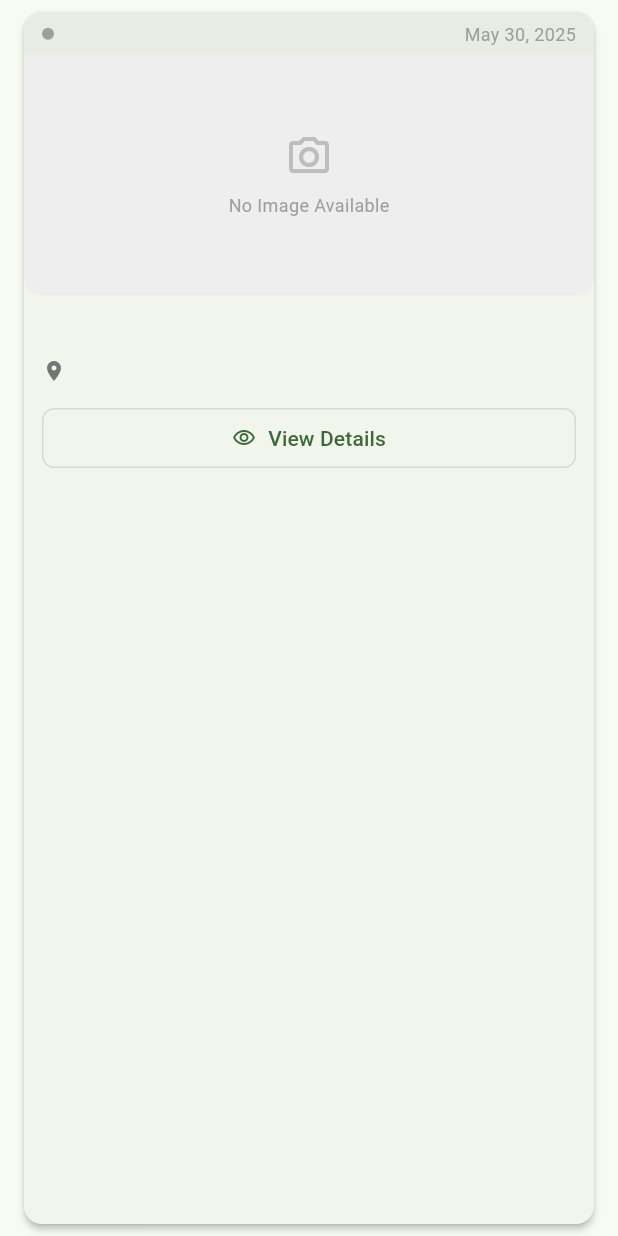
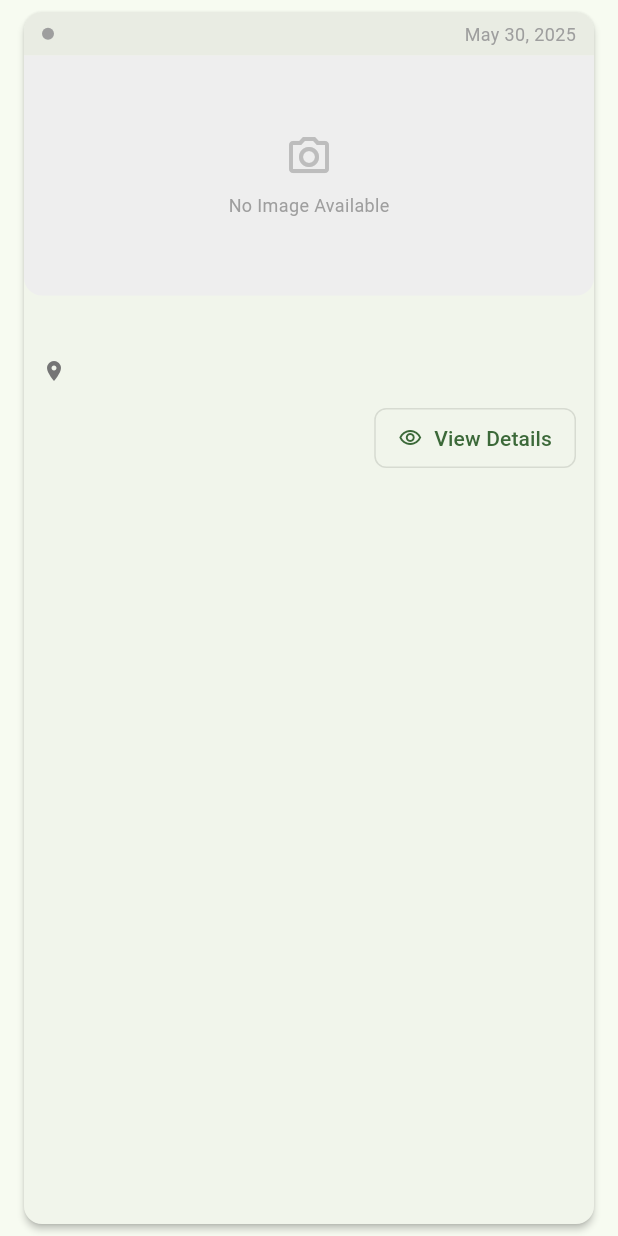
Before and after one commit to HenokAsaye/community_repair_hub_flutterversion_2024_25, a Flutter app: the CitizenReportCard widget shown alone on an empty page, opened directly with empty values, on a phone screen of 412 x 824 dp. Run offline on Flutter 3.47's test engine with Material 3 defaults, Android fonts, the phone set to English and light mode, and no system bars; our stand-ins replace flutter_riverpod, go_router.

Commit message:
create the citizen report card widget

```diff
--- a/frontend/lib/features/dashboard/presentation/widgets/citizen_report_card.dart
+++ b/frontend/lib/features/dashboard/presentation/widgets/citizen_report_card.dart
@@ -18,11 +18,12 @@ class CitizenReportCard extends StatelessWidget {
     required this.status,
     required this.date,
     this.onViewPressed,
-    this.showChatButton = false,
+    this.showChatButton = true,
   }) : super(key: key);
 
   @override
   Widget build(BuildContext context) {
+    print('Building CitizenReportCard: $title');
     return Card(
       margin: const EdgeInsets.symmetric(vertical: 8, horizontal: 16),
       elevation: 2,
@@ -61,7 +62,8 @@ class CitizenReportCard extends StatelessWidget {
                 ),
                 const Spacer(),
                 Text(
-                  DateFormat('MMM d, y').format(date),
+                  // Handle potential date formatting issues
+                  _formatDate(date),
                   style: const TextStyle(
                     fontSize: 12,
                     color: Colors.grey,
@@ -102,6 +104,7 @@ class CitizenReportCard extends StatelessWidget {
             padding: const EdgeInsets.all(12),
             child: Column(
               crossAxisAlignment: CrossAxisAlignment.start,
+              mainAxisSize: MainAxisSize.min, // Use min size to prevent unbounded height
               children: [
                 // Title
                 Text(
@@ -137,19 +140,20 @@ class CitizenReportCard extends StatelessWidget {
                 ),
                 const SizedBox(height: 12),
 
-                // View Details Button
+                // View Details Button positioned at the bottom right
                 Row(
+                  mainAxisAlignment: MainAxisAlignment.end,
                   children: [
-                    Expanded(
-                      child: OutlinedButton.icon(
+                    OutlinedButton.icon(
                       onPressed: onViewPressed,
                       style: OutlinedButton.styleFrom(
-                          padding: const EdgeInsets.symmetric(vertical: 10),
+                        padding: const EdgeInsets.symmetric(vertical: 10, horizontal: 16),
                         shape: RoundedRectangleBorder(
                           borderRadius: BorderRadius.circular(8),
                           side: BorderSide(color: Theme.of(context).primaryColor),
                         ),
                       ),
+
                       icon: Icon(
                         Icons.visibility_outlined,
                         size: 16,
@@ -163,27 +167,6 @@ class CitizenReportCard extends StatelessWidget {
                         ),
                       ),
                     ),
-                    ),
-                    if (showChatButton) ...[
-                      const SizedBox(width: 12),
-                      Expanded(
-                        child: ElevatedButton.icon(
-                          onPressed: null,
-                          style: ElevatedButton.styleFrom(
-                            padding: const EdgeInsets.symmetric(vertical: 10),
-                            shape: RoundedRectangleBorder(
-                              borderRadius: BorderRadius.circular(8),
-                            ),
-                            backgroundColor: Colors.green,
-                          ),
-                          icon: const Icon(Icons.chat_bubble_outline, size: 16),
-                          label: const Text(
-                            'Chat',
-                            style: TextStyle(fontWeight: FontWeight.w500),
-                          ),
-                        ),
-                      ),
-                    ],
                   ],
                 ),
               ],
@@ -213,6 +196,15 @@ class CitizenReportCard extends StatelessWidget {
     );
   }
 
+  String _formatDate(DateTime date) {
+    try {
+      return DateFormat('MMM d, y').format(date);
+    } catch (e) {
+      print('Error formatting date: $e');
+      return 'Date unavailable';
+    }
+  }
+
   Color _getStatusColor(String status) {
     switch (status.toLowerCase()) {
       case 'pending':
```
Lines whose indentation alone changed are shown as unchanged.
